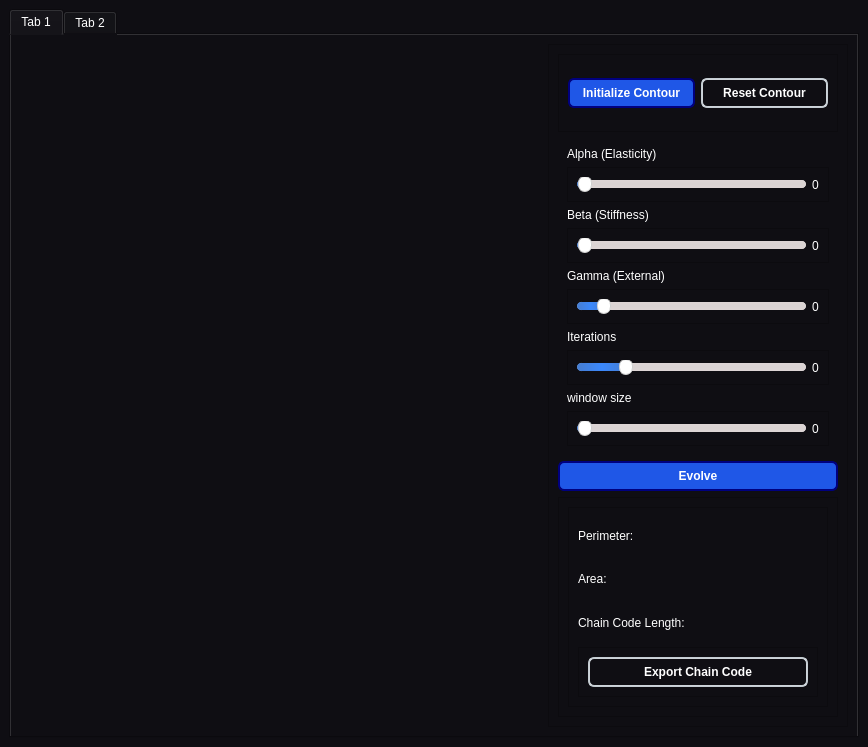
Eagle-E-Y-E/Task2-Edge-Detection, file UI.ui: the form before one commit.
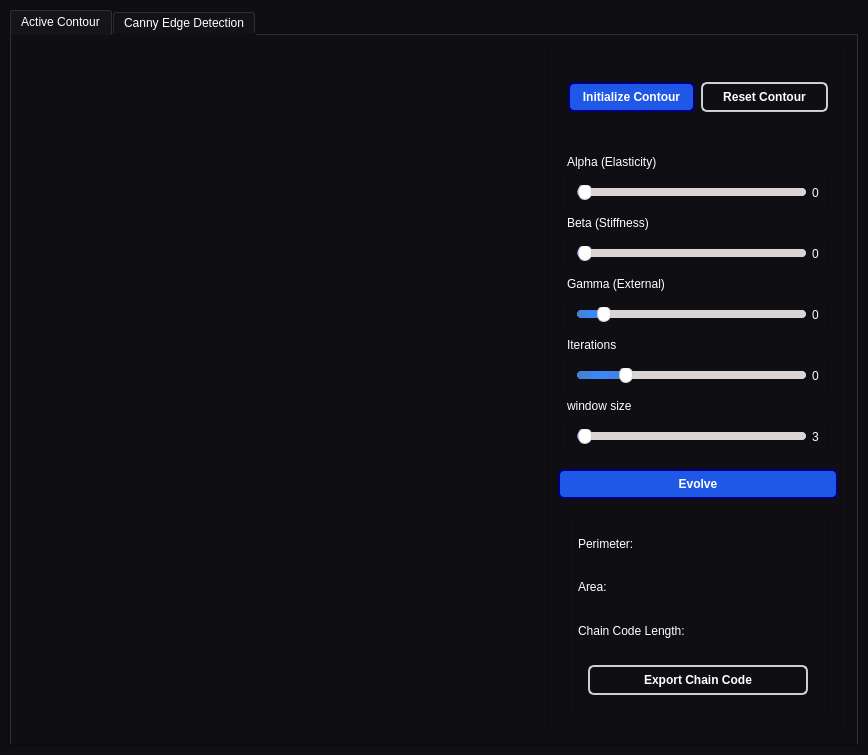
The form after the commit. Icons and pictures are not drawn.

Commit message: fix odd slider values

Patch:
```diff
--- a/UI.ui
+++ b/UI.ui
@@ -7,7 +7,7 @@
     <x>0</x>
     <y>0</y>
     <width>868</width>
-    <height>747</height>
+    <height>755</height>
    </rect>
   </property>
   <property name="windowTitle">
@@ -378,7 +378,7 @@
       </property>
       <widget class="QWidget" name="tab">
        <attribute name="title">
-        <string>Tab 1</string>
+        <string>Active Contour</string>
        </attribute>
        <layout class="QHBoxLayout" name="horizontalLayout_2">
         <item>
@@ -645,6 +645,9 @@
                    <property name="singleStep">
                     <number>2</number>
                    </property>
+                   <property name="pageStep">
+                    <number>3</number>
+                   </property>
                    <property name="value">
                     <number>3</number>
                    </property>
@@ -654,12 +657,24 @@
                    <property name="orientation">
                     <enum>Qt::Horizontal</enum>
                    </property>
+                   <property name="invertedAppearance">
+                    <bool>false</bool>
+                   </property>
+                   <property name="invertedControls">
+                    <bool>false</bool>
+                   </property>
+                   <property name="tickPosition">
+                    <enum>QSlider::NoTicks</enum>
+                   </property>
+                   <property name="tickInterval">
+                    <number>4</number>
+                   </property>
                   </widget>
                  </item>
                  <item>
                   <widget class="QLabel" name="window_size_label">
                    <property name="text">
-                    <string>0</string>
+                    <string>3</string>
                    </property>
                   </widget>
                  </item>
@@ -769,7 +784,7 @@
       </widget>
       <widget class="QWidget" name="tab_2">
        <attribute name="title">
-        <string>Tab 2</string>
+        <string>Canny Edge Detection</string>
        </attribute>
        <layout class="QGridLayout" name="gridLayout">
         <item row="1" column="0">
```
Left out of the diff: 6 changed lines with no effect on the pictures. The commit also changes 2 other files.
